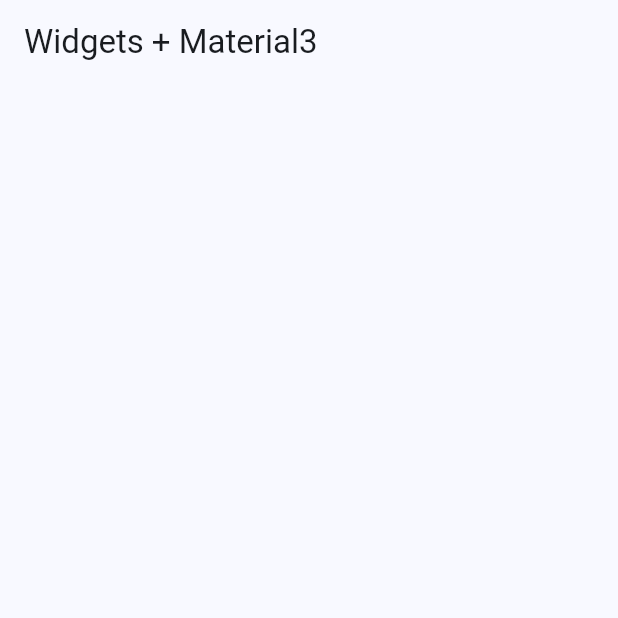
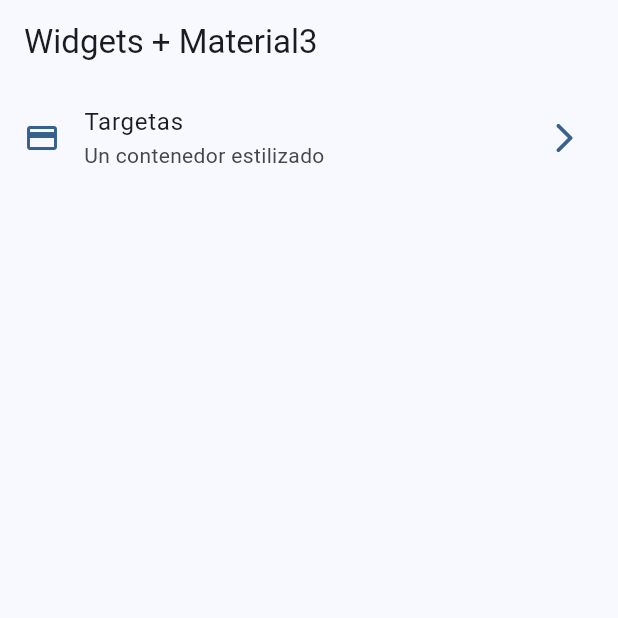
Before and after one commit to gramska/widgets_app, a Flutter app: the screen it shows after launch, on a phone screen of 412 x 824 dp, the top half of it. Run offline on Flutter 3.47's test engine with Material 3 defaults, Android fonts, the phone set to English and light mode, and no system bars.

Commit message:
Home_screen implementado

```diff
--- a/lib/presentation/screens/home/home_screen.dart
+++ b/lib/presentation/screens/home/home_screen.dart
@@ -1,5 +1,6 @@
 
 import 'package:flutter/material.dart';
+import 'package:widgets_app/config/menu/menu_items.dart';
 
 class HomeScreen extends StatelessWidget {
   const HomeScreen({super.key});
@@ -10,6 +11,51 @@ class HomeScreen extends StatelessWidget {
       appBar: AppBar(
         title: const Text('Widgets + Material3'),
       ),
+      body: const _HomeView(),
     );
   }
 }
+
+class _HomeView extends StatelessWidget {
+  const _HomeView();
+
+
+
+  @override
+  Widget build(BuildContext context) {
+    return ListView.builder(
+      // physics: const BouncingScrollPhysics(),
+      itemCount: appMenuItems.length,
+      itemBuilder: (context, index){
+        final menuItem = appMenuItems[index];
+        return _CustomListTitle(menuItem: menuItem);
+      },
+
+    );
+  }
+}
+
+class _CustomListTitle extends StatelessWidget {
+
+  const _CustomListTitle({
+    required this.menuItem,
+  });
+
+  final MenuItem menuItem;
+
+  @override
+  Widget build(BuildContext context) {
+
+    final colors = Theme.of(context).colorScheme;
+
+    return ListTile(
+      leading: Icon(menuItem.icon, color: colors.primary),
+      trailing: Icon(Icons.arrow_forward_ios_rounded, color: colors.primary),
+      title: Text(menuItem.title),
+      subtitle: Text(menuItem.subtitle),
+      onTap: (){
+        // Todo: Navegar a otra pantalla
+      },
+      );
+  }
+}
```
